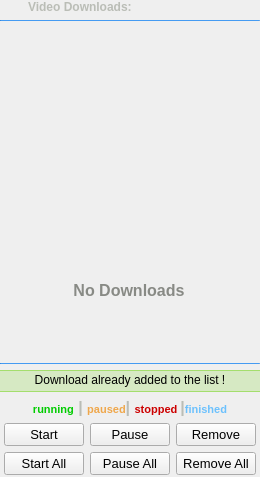
Before: the Qt Designer form download_widget.ui in keshavbhatt/olivia, drawn with Qt 5.
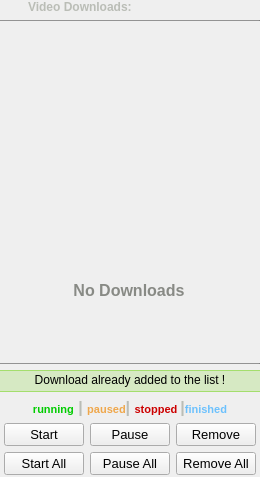
After: the same form once the commit is applied. Icons and pictures are not drawn.

Commit message: changed color of line spereater to match app's scrollbar colors.

What changed in the file:
```diff
--- a/download_widget.ui
+++ b/download_widget.ui
@@ -80,8 +80,7 @@
       </size>
      </property>
      <property name="styleSheet">
-      <string notr="true">
-background-color: rgba(42,130,218,169);</string>
+      <string notr="true">background-color: #808080;</string>
      </property>
      <property name="orientation">
       <enum>Qt::Horizontal</enum>
@@ -195,8 +194,7 @@
       </size>
      </property>
      <property name="styleSheet">
-      <string notr="true">
-background-color: rgba(42,130,218,169);</string>
+      <string notr="true">background-color: #808080;</string>
      </property>
      <property name="orientation">
       <enum>Qt::Horizontal</enum>
```
